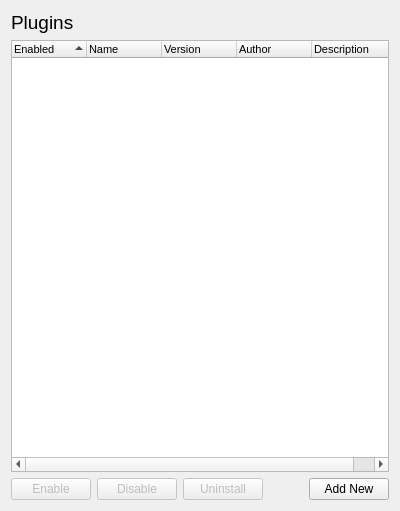
ibedard16/Runtime, file meg_runtime/ui/pluginspanel.ui: the form before one commit.
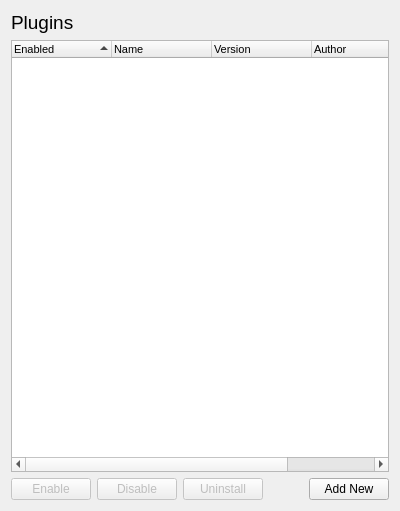
The form after the commit.

What changed in the file:
```diff
--- a/meg_runtime/ui/pluginspanel.ui
+++ b/meg_runtime/ui/pluginspanel.ui
@@ -39,9 +39,6 @@
      <property name="selectionMode">
       <enum>QAbstractItemView::SingleSelection</enum>
      </property>
-     <property name="indentation">
-      <number>0</number>
-     </property>
      <property name="uniformRowHeights">
       <bool>false</bool>
      </property>
@@ -51,18 +48,12 @@
      <property name="sortingEnabled">
       <bool>true</bool>
      </property>
-     <property name="headerHidden">
+     <property name="expandsOnDoubleClick">
       <bool>false</bool>
      </property>
      <attribute name="headerVisible">
       <bool>true</bool>
      </attribute>
-     <attribute name="headerMinimumSectionSize">
-      <number>75</number>
-     </attribute>
-     <attribute name="headerDefaultSectionSize">
-      <number>75</number>
-     </attribute>
      <column>
       <property name="text">
        <string>Enabled</string>
```
Left out of the diff: 2 changed lines with no effect on the pictures.
